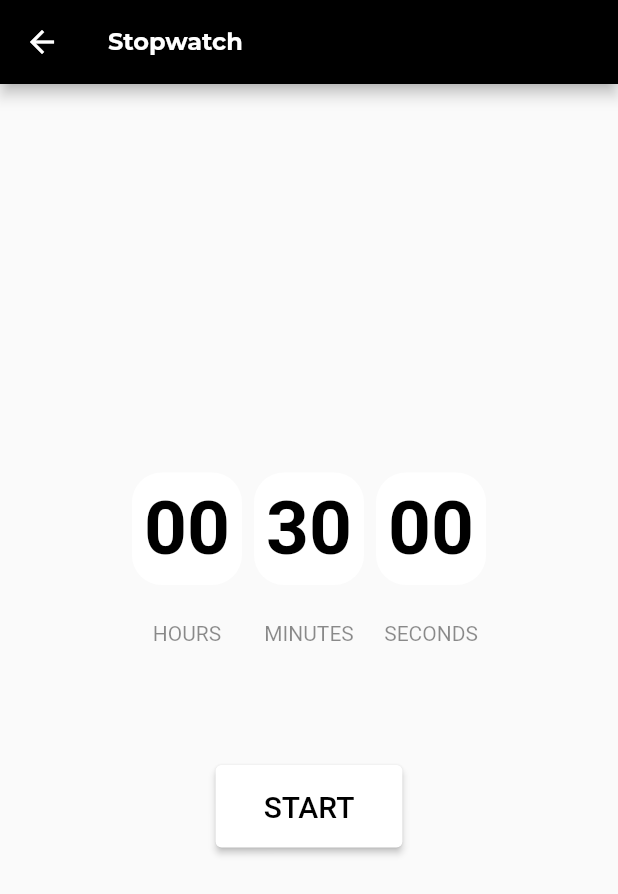
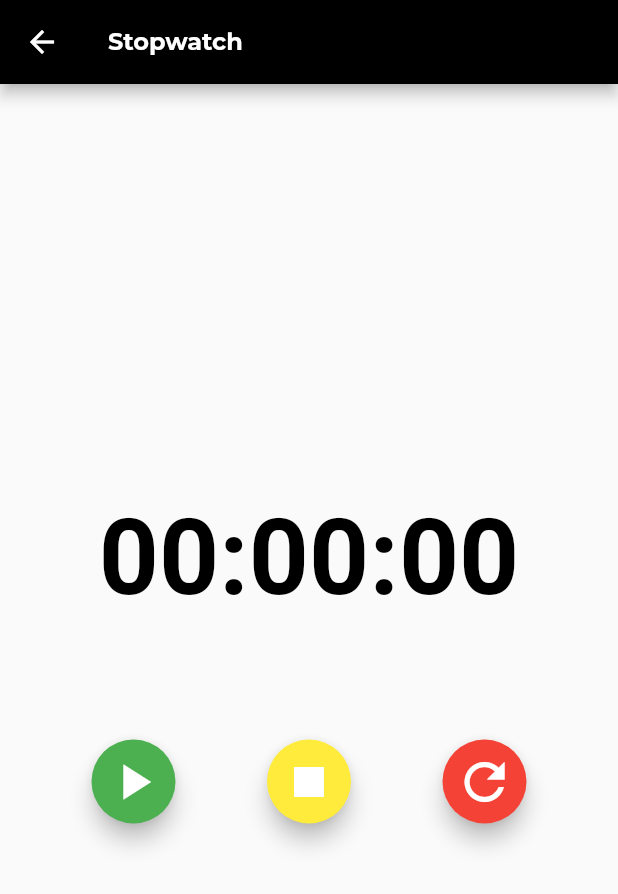
Before and after one commit to rfqma/matkul-tpm, a Flutter app: the HomePage screen opened directly, after a tap on "Stopwatch", on a phone screen of 412 x 824 dp. Shown: the top 894 px of the screen. Run offline on Flutter 3.47's test engine with Material 2 defaults, Android fonts, the light colour scheme and no system bars; our stand-ins replace google_fonts, table_calendar.

Commit message:
[Initialization/Structure/UI] Update Tugas 4

```diff
--- a/Tugas/tugas_4/lib/components/button_widget.dart
+++ /dev/null
@@ -1,26 +0,0 @@
-import 'package:flutter/material.dart';
-
-class ButtonWidget extends StatelessWidget {
-  final String text;
-  final Color color;
-  final Color backgroundColor;
-  final VoidCallback onClicked;
-
-  const ButtonWidget(
-      {Key? key,
-      required this.text,
-      required this.onClicked,
-      this.color = Colors.white,
-      this.backgroundColor = Colors.black})
-      : super(key: key);
-  @override
-  Widget build(BuildContext context) => ElevatedButton(
-      style: ElevatedButton.styleFrom(
-          primary: backgroundColor,
-          padding: EdgeInsets.symmetric(horizontal: 32, vertical: 16)),
-      onPressed: onClicked,
-      child: Text(
-        text,
-        style: TextStyle(fontSize: 20, color: color),
-      ));
-}
--- a/Tugas/tugas_4/lib/pages/home.dart
+++ b/Tugas/tugas_4/lib/pages/home.dart
@@ -76,7 +76,7 @@ class _HomePageState extends State<HomePage> {
                   onPressed: () {
                     Navigator.push(context,
                         MaterialPageRoute(builder: (context) {
-                      return Stopwatch();
+                      return MyStopwatch();
                     }));
                   },
                   style: ElevatedButton.styleFrom(
--- a/Tugas/tugas_4/lib/pages/stopwatch.dart
+++ b/Tugas/tugas_4/lib/pages/stopwatch.dart
@@ -1,60 +1,46 @@
+import 'dart:async';
 import 'package:flutter/material.dart';
 import 'package:google_fonts/google_fonts.dart';
 
-import 'dart:async';
-import 'package:flutter/material.dart';
-import '../components/button_widget.dart';
-
-class Stopwatch extends StatefulWidget {
-  const Stopwatch({super.key});
-
+class MyStopwatch extends StatefulWidget {
   @override
-  State<Stopwatch> createState() => _StopwatchState();
+  _MyStopwatchState createState() => _MyStopwatchState();
 }
 
-class _StopwatchState extends State<Stopwatch> {
-  static const countdownDuration = Duration(minutes: 30);
-  Duration duration = Duration();
-  Timer? timer;
+class _MyStopwatchState extends State<MyStopwatch> {
+  final dur = const Duration(seconds: 1);
+  var time = "00:00:00";
+  var swatch = Stopwatch();
 
-  bool countDown = true;
-
-  @override
-  void initState() {
-    // TODO: implement initState
-    super.initState();
-    reset();
+  void starttimer() {
+    Timer(dur, keeprunning);
   }
 
-  void reset() {
-    if (countDown) {
-      setState(() => duration = countdownDuration);
-    } else {
-      setState(() => duration = Duration());
+  void keeprunning() {
+    if (swatch.isRunning) {
+      starttimer();
     }
-  }
-
-  void startTimer() {
-    timer = Timer.periodic(Duration(seconds: 1), (_) => addTime());
-  }
-
-  void addTime() {
-    final addSeconds = countDown ? -1 : 1;
     setState(() {
-      final seconds = duration.inSeconds + addSeconds;
-      if (seconds < 0) {
-        timer?.cancel();
-      } else {
-        duration = Duration(seconds: seconds);
-      }
+      time = swatch.elapsed.inHours.toString().padLeft(2, "0") +
+          ":" +
+          (swatch.elapsed.inMinutes % 60).toString().padLeft(2, "0") +
+          ":" +
+          (swatch.elapsed.inSeconds % 60).toString().padLeft(2, "0");
     });
   }
 
-  void stopTimer({bool resets = true}) {
-    if (resets) {
-      reset();
-    }
-    setState(() => timer?.cancel());
+  void startwatch() {
+    swatch.start();
+    starttimer();
+  }
+
+  void stopwatch() {
+    swatch.stop();
+  }
+
+  void resetwatch() {
+    swatch.reset();
+    time = "00:00:00";
   }
 
   @override
@@ -73,88 +59,41 @@ class _StopwatchState extends State<Stopwatch> {
         ),
         backgroundColor: Colors.black,
       ),
-      body: Center(
-        child: Column(
-          mainAxisAlignment: MainAxisAlignment.center,
-          children: [
-            buildTime(),
-            SizedBox(
-              height: 80,
-            ),
-            buildButtons()
-          ],
-        ),
+      body: new Column(
+        mainAxisAlignment: MainAxisAlignment.center,
+        children: <Widget>[
+          new Text(
+            time,
+            style: TextStyle(
+                fontWeight: FontWeight.bold, color: Colors.black, fontSize: 70),
+          ),
+          new Padding(padding: const EdgeInsets.all(40)),
+          new Row(
+            mainAxisAlignment: MainAxisAlignment.spaceEvenly,
+            children: <Widget>[
+              new FloatingActionButton(
+                child: Icon(Icons.play_arrow, color: Colors.white, size: 40),
+                backgroundColor: Colors.green,
+                onPressed: startwatch,
+              ),
+              new FloatingActionButton(
+                child: Icon(Icons.stop, color: Colors.white, size: 40),
+                backgroundColor: Colors.yellow,
+                onPressed: stopwatch,
+              ),
+              new FloatingActionButton(
+                child: Icon(
+                  Icons.refresh,
+                  color: Colors.white,
+                  size: 40,
+                ),
+                backgroundColor: Colors.red,
+                onPressed: resetwatch,
+              )
+            ],
+          )
+        ],
       ),
     );
   }
-
-  Widget buildTime() {
-    String twoDigits(int n) => n.toString().padLeft(2, '0');
-    final hours = twoDigits(duration.inHours);
-    final minutes = twoDigits(duration.inMinutes.remainder(60));
-    final seconds = twoDigits(duration.inSeconds.remainder(60));
-    return Row(mainAxisAlignment: MainAxisAlignment.center, children: [
-      buildTimeCard(time: hours, header: 'HOURS'),
-      SizedBox(
-        width: 8,
-      ),
-      buildTimeCard(time: minutes, header: 'MINUTES'),
-      SizedBox(
-        width: 8,
-      ),
-      buildTimeCard(time: seconds, header: 'SECONDS'),
-    ]);
-  }
-
-  Widget buildTimeCard({required String time, required String header}) =>
-      Column(
-        mainAxisAlignment: MainAxisAlignment.center,
-        children: [
-          Container(
-            padding: EdgeInsets.all(8),
-            decoration: BoxDecoration(
-                color: Colors.white, borderRadius: BorderRadius.circular(20)),
-            child: Text(
-              time,
-              style: TextStyle(
-                  fontWeight: FontWeight.bold,
-                  color: Colors.black,
-                  fontSize: 50),
-            ),
-          ),
-          SizedBox(
-            height: 24,
-          ),
-          Text(header, style: TextStyle(color: Colors.black45)),
-        ],
-      );
-
-  Widget buildButtons() {
-    final isRunning = timer == null ? false : timer!.isActive;
-    final isCompleted = duration.inSeconds == 0;
-    return isRunning || isCompleted
-        ? Row(
-            mainAxisAlignment: MainAxisAlignment.center,
-            children: [
-              ButtonWidget(
-                  text: 'STOP',
-                  onClicked: () {
-                    if (isRunning) {
-                      stopTimer(resets: false);
-                    }
-                  }),
-              SizedBox(
-                width: 12,
-              ),
-              ButtonWidget(text: "RESET", onClicked: stopTimer),
-            ],
-          )
-        : ButtonWidget(
-            text: "START",
-            color: Colors.black,
-            backgroundColor: Colors.white,
-            onClicked: () {
-              startTimer();
-            });
-  }
 }
--- a/Tugas/tugas_4/pubspec.yaml
+++ b/Tugas/tugas_4/pubspec.yaml
@@ -19,7 +19,7 @@ publish_to: 'none' # Remove this line if you wish to publish to pub.dev
 version: 1.0.0+1
 
 environment:
-  sdk: '>=2.19.2 <3.0.0'
+  sdk: '>=2.18.2 <3.0.0'
 
 # Dependencies specify other packages that your package needs in order to work.
 # To automatically upgrade your package dependencies to the latest versions
```
Also changed, not shown: Tugas/tugas_4/pubspec.lock.
